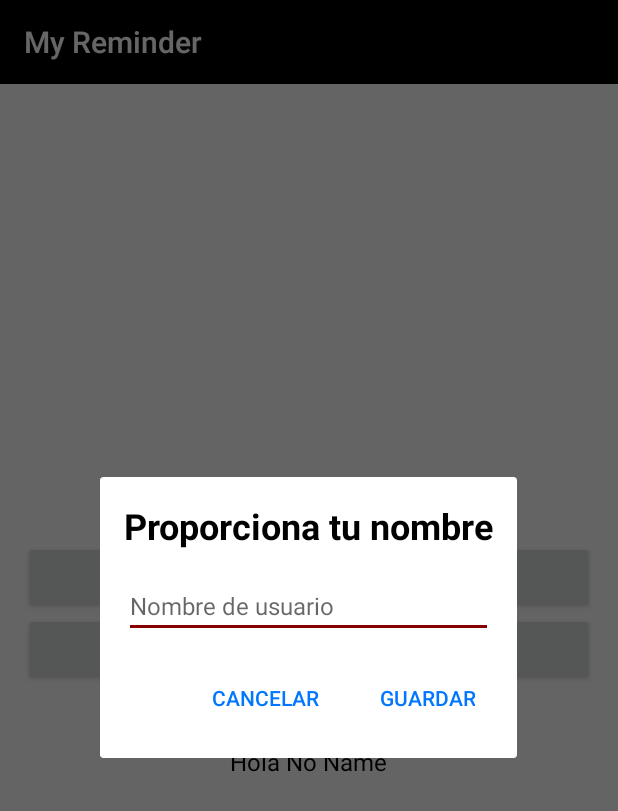
After one commit to Balthair94/MyReminder, an Android app: the fragment InputDialog placed in its activity, on a phone screen of 412 x 824 dp. The commit adds this screen. Shown: the top 811 px of the screen. Run offline under Robolectric (Android 15) with nearby library versions, the phone set to English and light mode, and no system bars.

Commit message:
Create dialog to update user name and show it in the main activity

```diff
--- a/app/src/main/java/com/baltazar/myreminder/MainActivity.kt
+++ b/app/src/main/java/com/baltazar/myreminder/MainActivity.kt
@@ -3,21 +3,50 @@ package com.baltazar.myreminder
 import android.graphics.Color
 import androidx.appcompat.app.AppCompatActivity
 import android.os.Bundle
+import android.text.InputType
 import android.widget.Button
+import android.widget.EditText
 import android.widget.TextView
+import androidx.appcompat.app.AlertDialog
 import androidx.appcompat.widget.Toolbar
+import com.baltazar.myreminder.utils.SharePreferencesCoordinator
+import android.content.DialogInterface
+import android.widget.Toast
+import com.baltazar.myreminder.dialogs.InputDialog
+import com.baltazar.myreminder.dialogs.InputDialogListener
 
-class MainActivity : AppCompatActivity() {
+
+class MainActivity : AppCompatActivity(), InputDialogListener {
 
     private var mButtonAddRemainder: Button? = null
     private var mButtonOpenRemainders: Button? = null
     private var mTextGreetings: TextView? = null
     private var mToolbar: Toolbar? = null
 
+    private var mSharePreferences: SharePreferencesCoordinator? = null
+
     override fun onCreate(savedInstanceState: Bundle?) {
         super.onCreate(savedInstanceState)
         setContentView(R.layout.activity_main)
         setupWidget()
+    }
+
+    override fun onResume() {
+        super.onResume()
+        mTextGreetings?.text =
+            String.format(
+                resources.getString(R.string.format_hello),
+                mSharePreferences?.getUserName() ?: "Null"
+            )
+    }
+
+    override fun onSaveUserName(newUserName: String) {
+        if(newUserName.isBlank()) {
+            Toast.makeText(this, resources.getString(R.string.error_no_name), Toast.LENGTH_SHORT).show()
+        } else {
+            mSharePreferences?.saveUserName(newUserName)
+            mTextGreetings?.text = String.format(resources.getString(R.string.format_hello), newUserName)
+        }
     }
 
     private fun setupWidget() {
@@ -31,5 +60,13 @@ class MainActivity : AppCompatActivity() {
             setSupportActionBar(it)
             supportActionBar?.setTitle(resources.getString(R.string.app_name))
         }
+
+        mSharePreferences = SharePreferencesCoordinator(this)
+
+        mTextGreetings?.setOnClickListener {
+            val dialog = InputDialog.newInstance(mSharePreferences?.getUserName() ?: "Null")
+            dialog.setListener(this)
+            dialog.show(supportFragmentManager, "input")
+        }
     }
 }
--- /dev/null
+++ b/app/src/main/java/com/baltazar/myreminder/dialogs/InputDialog.kt
@@ -0,0 +1,62 @@
+package com.baltazar.myreminder.dialogs
+
+import android.os.Bundle
+import android.view.LayoutInflater
+import android.view.View
+import android.view.ViewGroup
+import android.widget.Button
+import android.widget.EditText
+import androidx.fragment.app.DialogFragment
+import com.baltazar.myreminder.R
+
+/**
+ * @author Baltazar Rodriguez
+ * @since v0.0.4
+ */
+class InputDialog: DialogFragment() {
+
+    private var mButtonSave: Button? = null
+    private var mButtonCancel: Button? = null
+    private var mEditText: EditText? = null
+
+    private var mListener: InputDialogListener? = null
+
+    override fun onCreateView(inflater: LayoutInflater, container: ViewGroup?, savedInstanceState: Bundle?): View? {
+        return inflater.inflate(R.layout.dialog_input, container, false)
+    }
+
+    override fun onViewCreated(view: View, savedInstanceState: Bundle?) {
+        super.onViewCreated(view, savedInstanceState)
+        setupWidgets(view)
+    }
+
+    fun setListener(listener: InputDialogListener) { mListener = listener }
+
+    private fun setupWidgets(view: View) {
+        val userName = arguments?.getString(USER_NAME, "") ?: ""
+        mButtonCancel = view.findViewById(R.id.button_cancel)
+        mButtonSave = view.findViewById(R.id.button_save)
+        mEditText = view.findViewById(R.id.edit_user_name)
+
+        mEditText?.setText(userName)
+
+        mButtonCancel?.setOnClickListener { dismiss() }
+
+        mButtonSave?.setOnClickListener {
+            mListener?.onSaveUserName(mEditText?.text.toString())
+            dismiss()
+        }
+    }
+
+    companion object {
+        private const val USER_NAME = "user_name"
+
+        fun newInstance(userName: String): InputDialog {
+            val dialog = InputDialog()
+            val bundle = Bundle()
+            bundle.putString(USER_NAME, userName)
+            dialog.arguments = bundle
+            return dialog
+        }
+    }
+}
--- /dev/null
+++ b/app/src/main/java/com/baltazar/myreminder/dialogs/InputDialogListener.kt
@@ -0,0 +1,9 @@
+package com.baltazar.myreminder.dialogs
+
+/**
+ * @author Baltazar Rodriguez
+ * @since v
+ */
+interface InputDialogListener {
+    fun onSaveUserName(newUserName: String)
+}
--- /dev/null
+++ b/app/src/main/res/layout/dialog_input.xml
@@ -0,0 +1,49 @@
+<?xml version="1.0" encoding="utf-8"?>
+<LinearLayout xmlns:android="http://schemas.android.com/apk/res/android"
+              android:layout_width="match_parent"
+              android:layout_height="wrap_content"
+              android:padding="16dp"
+              android:orientation="vertical">
+
+    <TextView
+            android:text="@string/title_provide_user_name"
+            android:textSize="24sp"
+            android:textColor="@color/colorBlack"
+            android:textStyle="bold"
+            android:layout_width="match_parent"
+            android:layout_height="wrap_content"/>
+
+    <EditText
+            android:id="@+id/edit_user_name"
+            android:textSize="16sp"
+            android:hint="@string/hint_user_name"
+            android:inputType="textCapWords"
+            android:layout_width="match_parent"
+            android:layout_marginTop="16dp"
+            android:layout_height="wrap_content"/>
+
+    <LinearLayout
+            android:layout_width="match_parent"
+            android:layout_height="wrap_content"
+            android:gravity="end"
+            android:layout_marginTop="16dp"
+            android:orientation="horizontal">
+
+        <Button
+                android:id="@+id/button_cancel"
+                android:text="@string/button_cancel"
+                android:layout_width="wrap_content"
+                android:layout_height="wrap_content"
+                android:textColor="@color/colorBlue"
+                style="?android:attr/borderlessButtonStyle"/>
+
+        <Button
+                android:id="@+id/button_save"
+                android:text="@string/button_save"
+                android:layout_width="wrap_content"
+                android:layout_height="wrap_content"
+                android:layout_marginStart="16dp"
+                android:textColor="@color/colorBlue"
+                style="?android:attr/borderlessButtonStyle"/>
+    </LinearLayout>
+</LinearLayout>
--- a/app/src/main/res/values/colors.xml
+++ b/app/src/main/res/values/colors.xml
@@ -6,4 +6,5 @@
 
     <color name="colorBlack">#000000</color>
     <color name="colorWhite">#FFFFFF</color>
+    <color name="colorBlue">#0077FE</color>
 </resources>
--- a/app/src/main/res/values/strings.xml
+++ b/app/src/main/res/values/strings.xml
@@ -5,6 +5,7 @@
     <string name="title_remainders">Recordatorios</string>
     <string name="title_remainder_detail">Detalle del Recordatorio</string>
     <string name="title_add_remainder">Agregar Recordatorio</string>
+    <string name="title_provide_user_name">Proporciona tu nombre</string>
 
     <string name="format_hello">Hola %s</string>
 
@@ -12,6 +13,12 @@
     <string name="label_description">Descripción</string>
     <string name="label_when">Cuando</string>
 
+    <string name="hint_user_name">Nombre de usuario</string>
+
     <string name="button_add">Agregar</string>
     <string name="button_remainders">Recordatorios</string>
+    <string name="button_save">Guardar</string>
+    <string name="button_cancel">Cancelar</string>
+
+    <string name="error_no_name">Proporcione un nombre de usuario</string>
 </resources>
```
